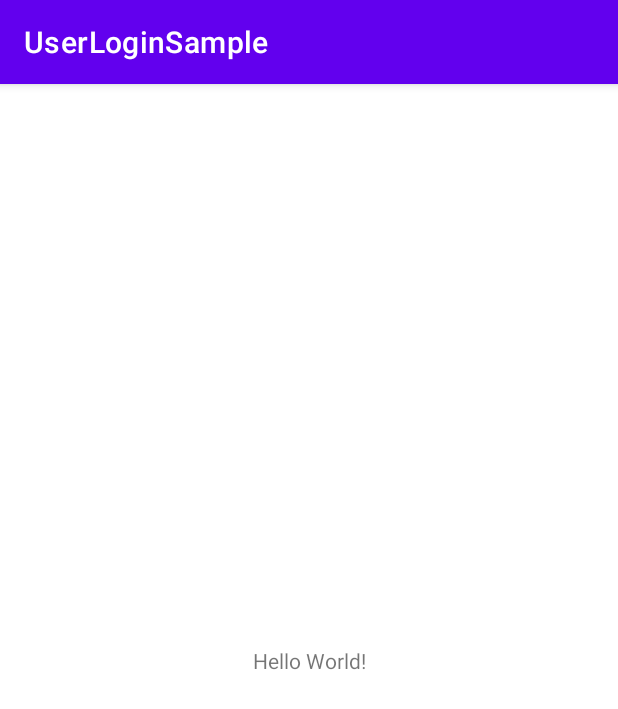
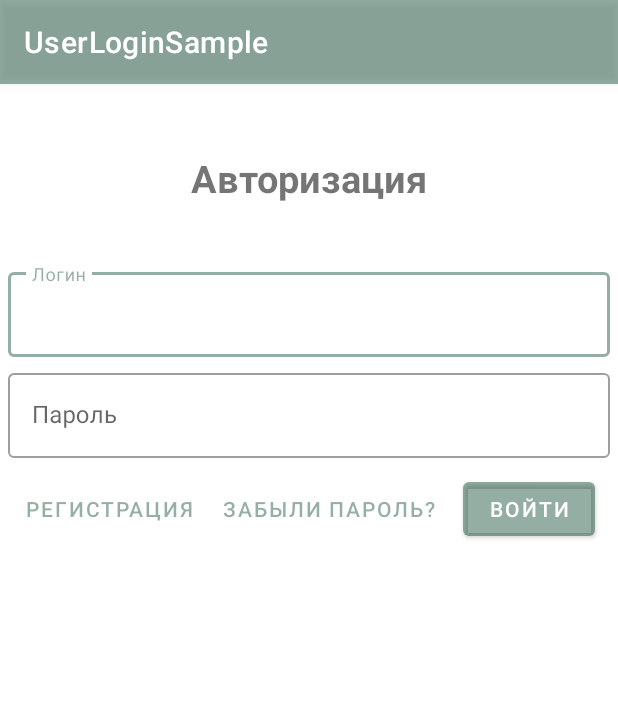
Before and after one commit to D1maD1m0nd/UserLoginSample, an Android app: the screen it shows after launch (MainActivity), on a phone screen of 412 x 824 dp. Shown: the top 709 px of the screen. Run offline under Robolectric (Android 15) with nearby library versions, the phone set to English and light mode, and no system bars.

Commit message:
create main activity layout, set resources and style app

```diff
--- a/app/src/main/res/layout/activity_main.xml
+++ b/app/src/main/res/layout/activity_main.xml
@@ -4,15 +4,86 @@
     xmlns:tools="http://schemas.android.com/tools"
     android:layout_width="match_parent"
     android:layout_height="match_parent"
+    android:layout_margin="@dimen/margin_auth_screen"
     tools:context=".MainActivity">
 
+
     <TextView
+        android:id="@+id/textView"
         android:layout_width="wrap_content"
         android:layout_height="wrap_content"
-        android:text="Hello World!"
-        app:layout_constraintBottom_toBottomOf="parent"
+        android:padding="@dimen/padding_auth_screen"
+        android:text="@string/authorization"
+        android:textSize="@dimen/title_text_size"
+        android:textStyle="bold"
         app:layout_constraintLeft_toLeftOf="parent"
         app:layout_constraintRight_toRightOf="parent"
-        app:layout_constraintTop_toTopOf="parent" />
+        app:layout_constraintTop_toTopOf="parent"
+        app:layout_constraintVertical_bias="0.300" />
+
+    <com.google.android.material.textfield.TextInputLayout
+        android:id="@+id/textInputLayout3"
+        style="@style/Widget.MaterialComponents.TextInputLayout.OutlinedBox"
+        android:layout_width="match_parent"
+        android:layout_height="wrap_content"
+        android:backgroundTint="@color/white"
+        android:hint="@string/login"
+        android:paddingBottom="5dp"
+        app:layout_constraintTop_toBottomOf="@+id/textView">
+
+        <com.google.android.material.textfield.TextInputEditText
+            android:id="@+id/login_edit_text"
+            android:layout_width="match_parent"
+            android:layout_height="match_parent"
+            android:inputType="text" />
+    </com.google.android.material.textfield.TextInputLayout>
+
+    <com.google.android.material.textfield.TextInputLayout
+        android:id="@+id/textInputLayout"
+        style="@style/Widget.MaterialComponents.TextInputLayout.OutlinedBox"
+        android:layout_width="match_parent"
+        android:layout_height="wrap_content"
+        android:backgroundTint="@color/white"
+        android:hint="@string/password"
+        app:layout_constraintTop_toBottomOf="@+id/textInputLayout3">
+
+        <com.google.android.material.textfield.TextInputEditText
+            android:id="@+id/password_edit_text"
+            android:layout_width="match_parent"
+            android:layout_height="match_parent"
+            android:inputType="text" />
+    </com.google.android.material.textfield.TextInputLayout>
+
+    <com.google.android.material.button.MaterialButton
+        android:id="@+id/login_button"
+        android:layout_width="wrap_content"
+        android:layout_height="wrap_content"
+        android:layout_margin="@dimen/margin_login_button"
+        android:text="@string/log_in"
+        app:layout_constraintEnd_toEndOf="parent"
+        app:layout_constraintTop_toBottomOf="@+id/textInputLayout" />
+
+    <com.google.android.material.button.MaterialButton
+        android:id="@+id/register_button"
+        style="@style/Widget.MaterialComponents.Button.TextButton"
+        android:layout_width="wrap_content"
+        android:layout_height="wrap_content"
+        android:layout_margin="@dimen/margin_login_button"
+        android:text="@string/registration"
+
+
+        app:layout_constraintEnd_toStartOf="@+id/forgot_pass_button"
+        app:layout_constraintStart_toStartOf="parent"
+        app:layout_constraintTop_toBottomOf="@+id/textInputLayout" />
+
+    <com.google.android.material.button.MaterialButton
+        android:id="@+id/forgot_pass_button"
+        style="@style/Widget.MaterialComponents.Button.TextButton"
+        android:layout_width="wrap_content"
+        android:layout_height="wrap_content"
+        android:layout_margin="@dimen/margin_login_button"
+        android:text="@string/forgot_password"
+        app:layout_constraintEnd_toStartOf="@+id/login_button"
+        app:layout_constraintTop_toBottomOf="@+id/textInputLayout" />
 
 </androidx.constraintlayout.widget.ConstraintLayout>
--- a/app/src/main/res/values/colors.xml
+++ b/app/src/main/res/values/colors.xml
@@ -7,4 +7,6 @@
     <color name="teal_700">#FF018786</color>
     <color name="black">#FF000000</color>
     <color name="white">#FFFFFFFF</color>
+    <color name="green_200">#A447B883</color>
+    <color name="green_100">#6D094328</color>
 </resources>
--- /dev/null
+++ b/app/src/main/res/values/dimens.xml
@@ -0,0 +1,7 @@
+<?xml version="1.0" encoding="utf-8"?>
+<resources>
+    <dimen name="margin_login_button">10dp</dimen>
+    <dimen name="title_text_size">25sp</dimen>
+    <dimen name="padding_auth_screen">40dp</dimen>
+    <dimen name="margin_auth_screen">5dp</dimen>
+</resources>
--- a/app/src/main/res/values/strings.xml
+++ b/app/src/main/res/values/strings.xml
@@ -1,3 +1,9 @@
 <resources>
     <string name="app_name">UserLoginSample</string>
+    <string name="authorization">Авторизация</string>
+    <string name="login">Логин</string>
+    <string name="password">Пароль</string>
+    <string name="log_in">Войти</string>
+    <string name="forgot_password">Забыли пароль?</string>
+    <string name="registration">регистрация</string>
 </resources>
--- a/app/src/main/res/values/themes.xml
+++ b/app/src/main/res/values/themes.xml
@@ -2,8 +2,8 @@
     <!-- Base application theme. -->
     <style name="Theme.UserLoginSample" parent="Theme.MaterialComponents.DayNight.DarkActionBar">
         <!-- Primary brand color. -->
-        <item name="colorPrimary">@color/purple_500</item>
-        <item name="colorPrimaryVariant">@color/purple_700</item>
+        <item name="colorPrimary">@color/green_100</item>
+        <item name="colorPrimaryVariant">@color/green_200</item>
         <item name="colorOnPrimary">@color/white</item>
         <!-- Secondary brand color. -->
         <item name="colorSecondary">@color/teal_200</item>
@@ -12,5 +12,7 @@
         <!-- Status bar color. -->
         <item name="android:statusBarColor" tools:targetApi="l">?attr/colorPrimaryVariant</item>
         <!-- Customize your theme here. -->
+        <item name="colorControlActivated">@color/black</item>
+        <item name="colorControlHighlight">@color/material_on_background_disabled</item>
     </style>
 </resources>
```
